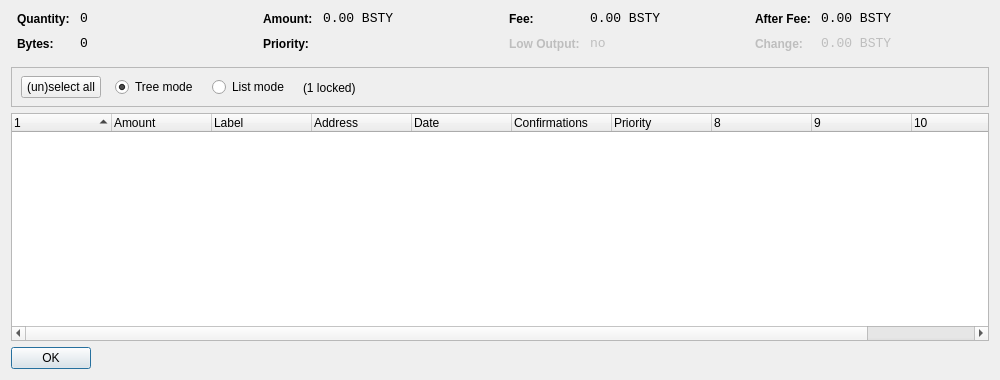
Qt form src/qt/forms/coincontroldialog.ui (GlobalBoost/GlobalBoost-Y) before a commit.
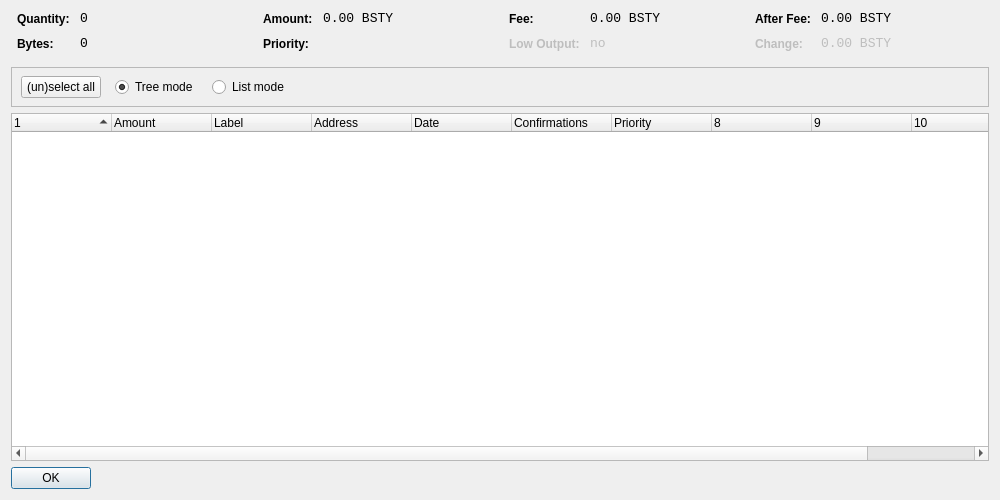
The same form after that commit. Custom widgets are drawn as their Qt base class.

```diff
--- a/src/qt/forms/coincontroldialog.ui
+++ b/src/qt/forms/coincontroldialog.ui
@@ -7,15 +7,9 @@
     <x>0</x>
     <y>0</y>
     <width>1000</width>
-    <height>380</height>
+    <height>500</height>
    </rect>
   </property>
-  <property name="maximumSize">
-   <size>
-    <width>16777215</width>
-    <height>390</height>
-   </size>
-  </property>
   <property name="windowTitle">
    <string>Coin Control</string>
   </property>
@@ -431,13 +425,6 @@
          </property>
         </widget>
        </item>
-       <item>
-        <widget class="QLabel" name="labelLocked">
-         <property name="text">
-          <string>(1 locked)</string>
-         </property>
-        </widget>
-       </item>
        <item>
         <spacer name="horizontalSpacer">
          <property name="orientation">
```
Left out of the diff: 4 changed lines with no effect on the pictures.
